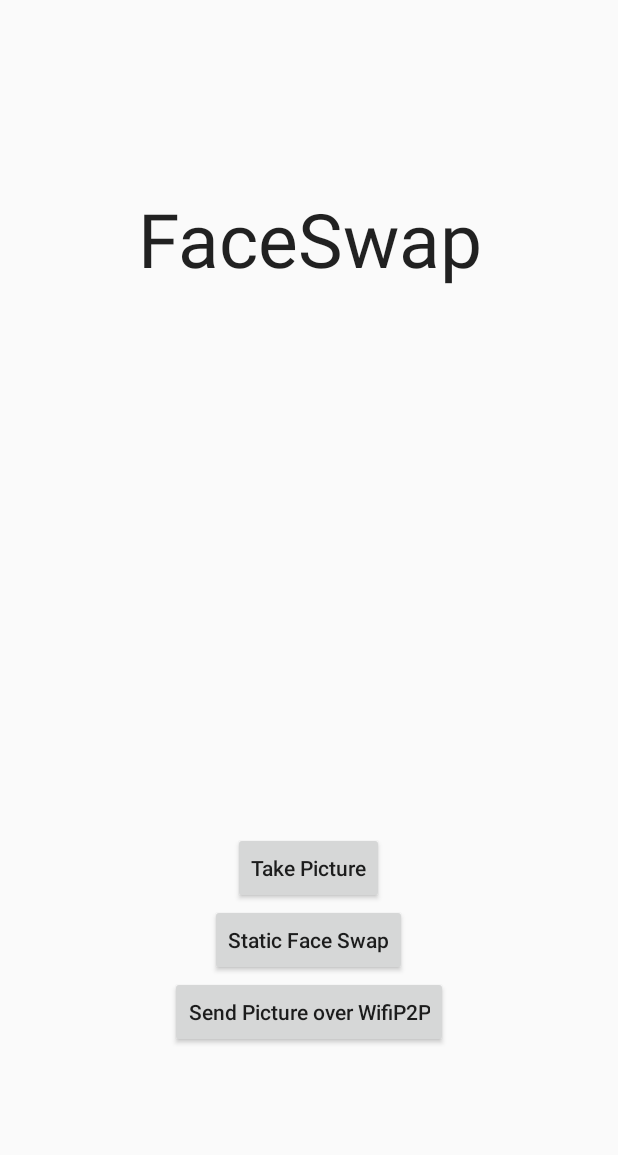
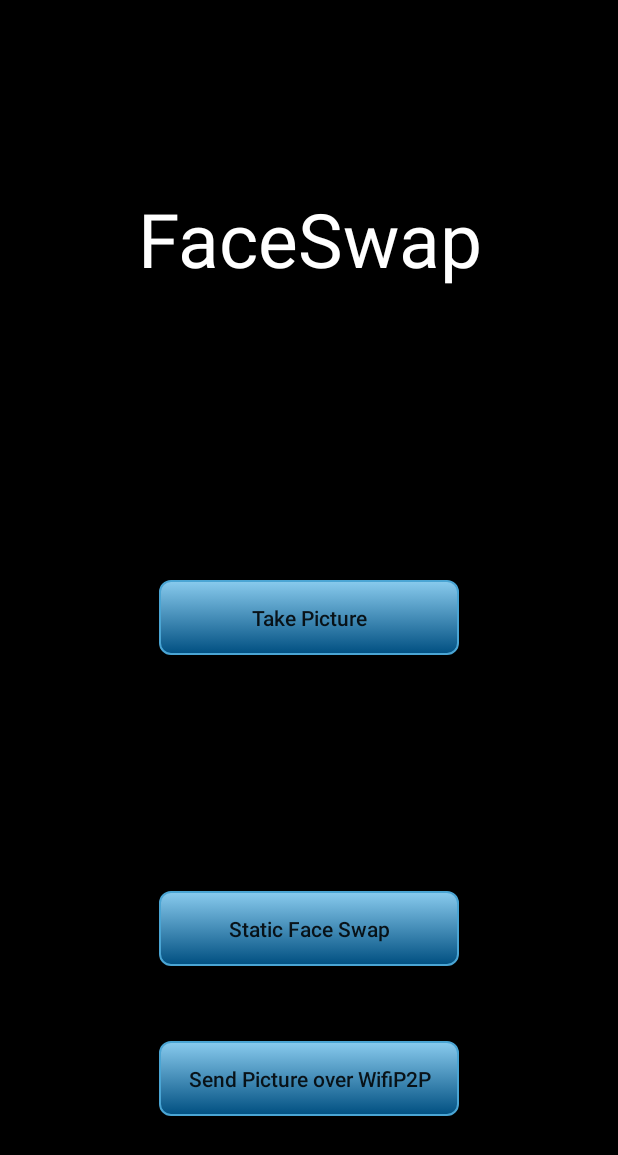
Before and after one commit to MrKhantee/faceSWAPBasicVersion, an Android app: the screen it shows after launch (MainActivity), on a phone screen of 412 x 824 dp. Shown: the top 1155 px of the screen. Run offline under Robolectric (Android 15) with nearby library versions, the phone set to English and light mode, and no system bars.

Commit message:
change first page ui

```diff
--- /dev/null
+++ b/app/src/main/res/drawable/bg_button.xml
@@ -0,0 +1,37 @@
+<?xml version="1.0" encoding="utf-8"?>
+<selector xmlns:android="http://schemas.android.com/apk/res/android">
+    <item android:state_pressed="true" >
+        <shape>
+            <solid
+                android:color="#004F81" />
+            <stroke
+                android:width="1dp"
+                android:color="#222222" />
+            <corners
+                android:radius="7dp" />
+            <padding
+                android:left="10dp"
+                android:top="10dp"
+                android:right="10dp"
+                android:bottom="10dp" />
+        </shape>
+    </item>
+    <item>
+        <shape>
+            <gradient
+                android:startColor="#89cbee"
+                android:endColor="#004F81"
+                android:angle="270" />
+            <stroke
+                android:width="1dp"
+                android:color="#4aa5d4" />
+            <corners
+                android:radius="7dp" />
+            <padding
+                android:left="10dp"
+                android:top="10dp"
+                android:right="10dp"
+                android:bottom="10dp" />
+        </shape>
+    </item>
+</selector>
--- a/app/src/main/res/layout/activity_face_swap.xml
+++ b/app/src/main/res/layout/activity_face_swap.xml
@@ -29,7 +29,8 @@
             android:layout_toLeftOf="@+id/buttongeneratemodifiedphoto"
             android:layout_toStartOf="@+id/buttongeneratemodifiedphoto"
             android:layout_marginRight="49dp"
-            android:layout_marginEnd="49dp"/>
+            android:layout_marginEnd="49dp"
+            android:background="@drawable/round_button" />
 
         <Button
             android:layout_width="wrap_content"
--- a/app/src/main/res/layout/activity_main.xml
+++ b/app/src/main/res/layout/activity_main.xml
@@ -10,7 +10,8 @@
     <LinearLayout xmlns:android="http://schemas.android.com/apk/res/android"
         android:layout_width="match_parent"
         android:layout_height="match_parent"
-        android:orientation="vertical">
+        android:orientation="vertical"
+        android:background="@color/black">
 
         <RelativeLayout
             android:layout_width="match_parent"
@@ -18,43 +19,52 @@
 
             <Button
                 android:id="@+id/take_picture"
-                android:layout_height="wrap_content"
-                android:layout_width="wrap_content"
+                android:layout_height="50dp"
+                android:layout_width="200dp"
                 android:text="Take Picture"
                 android:textAllCaps="false"
                 android:onClick="selfDestruct"
+                android:layout_centerVertical="true"
+                android:layout_centerHorizontal="true"
                 android:layout_gravity="center_horizontal"
-                android:layout_above="@+id/face_swap"
-                android:layout_centerHorizontal="true"/>
+                android:background="@drawable/bg_button"/>
 
             <Button
                 android:id="@+id/face_swap"
-                android:layout_height="wrap_content"
-                android:layout_width="wrap_content"
+                android:layout_height="50dp"
+                android:layout_width="200dp"
                 android:text="Static Face Swap"
                 android:textAllCaps="false"
                 android:onClick="selfDestruct"
                 android:layout_gravity="center_horizontal"
+                android:background="@drawable/bg_button"
                 android:layout_above="@+id/transfer_picture"
-                android:layout_centerHorizontal="true"/>
+                android:layout_centerVertical="true"
+                android:layout_centerHorizontal="true"
+                android:layout_alignLeft="@+id/take_picture"
+                android:layout_alignStart="@+id/take_picture"
+                android:layout_marginBottom="50dp"/>
 
             <Button
                 android:id="@+id/transfer_picture"
-                android:layout_height="wrap_content"
-                android:layout_width="wrap_content"
+                android:layout_height="50dp"
+                android:layout_width="200dp"
                 android:textAllCaps="false"
                 android:text="Send Picture over WifiP2P"
                 android:onClick="selfDestruct"
                 android:layout_gravity="center_horizontal"
+                android:layout_marginBottom="80dp"
+                android:background="@drawable/bg_button"
                 android:layout_alignParentBottom="true"
-                android:layout_centerHorizontal="true"
-                android:layout_marginBottom="125dp"/>
+                android:layout_alignLeft="@+id/face_swap"
+                android:layout_alignStart="@+id/face_swap" />
 
             <TextView
                 android:layout_width="wrap_content"
                 android:layout_height="wrap_content"
                 android:textAppearance="?android:attr/textAppearanceLarge"
                 android:text="FaceSwap"
+                android:textColor="@color/white"
                 android:id="@+id/textView"
                 android:layout_marginTop="125dp"
                 android:textAlignment="center"
--- a/app/src/main/res/values/colors.xml
+++ b/app/src/main/res/values/colors.xml
@@ -6,4 +6,7 @@
 
     <color name="status_bar_color">#FF000000</color>
     <color name="layout_border_color">#FF111111</color>
+    <color name="white">#FFFFFF</color>
+    <color name="black">#000000</color>
+
 </resources>
```
Also changed, not shown: app/src/main/res/drawable/btn_activity.xml (added, +9 -0 lines), app/src/main/res/drawable/round_button.xml (added, +13 -0 lines), app/src/main/res/values/styles.xml (+8 -0 lines).
